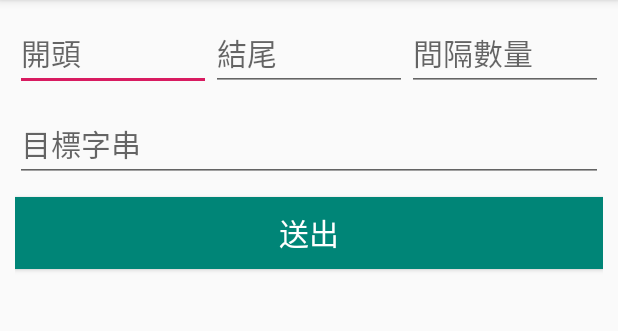
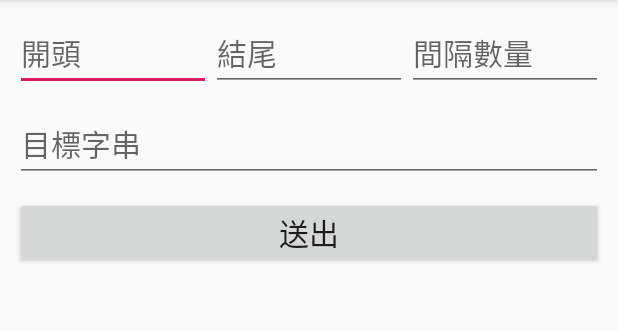
Before and after one commit to labu8712/find-sub-strings, an Android app: the screen it shows after launch (MainActivity), on a phone screen of 412 x 824 dp, the part 84-415 px from its top. Run offline under Robolectric (Android 15) with nearby library versions, the phone set to English and light mode, and no system bars; libraries missing offline, so code that uses them is left out: com.mobsandgeeks.saripaar; 2 statements that could not run were skipped.

Commit message:
feat: Remove background color for btn_submit

```diff
--- a/app/src/main/res/layout/activity_main.xml
+++ b/app/src/main/res/layout/activity_main.xml
@@ -58,11 +58,9 @@
         android:layout_width="match_parent"
         android:layout_height="wrap_content"
         android:layout_marginTop="10dp"
-        android:background="@color/colorPrimary"
         android:padding="5dp"
         android:text="@string/submit"
         android:textAlignment="center"
-        android:textColor="#FFFFFF"
         android:textSize="20sp" />
 
     <TextView
```
